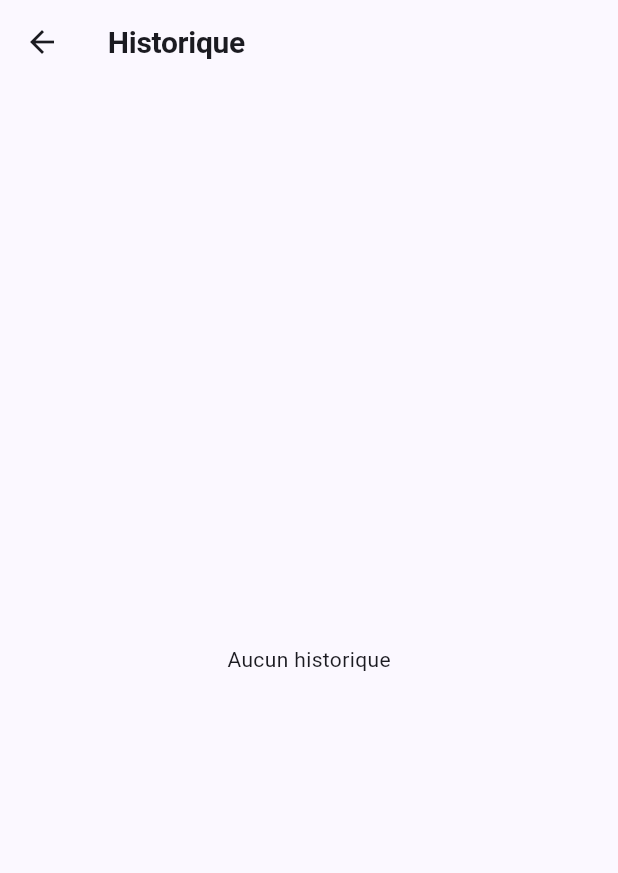
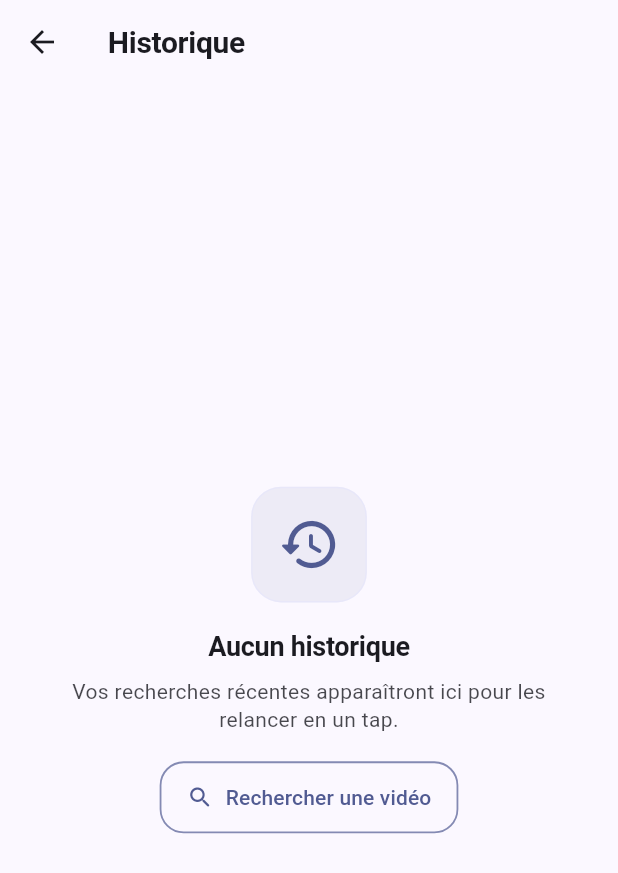
Before and after one commit to SaadElAboudi/hackit-mvp, a Flutter app: the screen it shows after launch, after a tap on the "history" icon, on a phone screen of 412 x 824 dp. Shown: the top 873 px of the screen. Run offline on Flutter 3.47's test engine with Material 3 defaults, Android fonts, the phone set to English and light mode, and no system bars; our stand-ins replace cached_network_image, connectivity_plus, dartz, dio, dynamic_color, equatable and 18 more; missing offline and left inert: encrypt, shared_preferences.dart; accounts and stored records are empty; generated files the repository leaves out were written again; network calls fail.

Commit message:
feat(ui): add EmptyState and polish screens + theme + chat input for a cleaner, friendly look

```diff
--- a/frontend_flutter/lib/screens/favorites_screen.dart
+++ b/frontend_flutter/lib/screens/favorites_screen.dart
@@ -3,6 +3,7 @@ import 'package:provider/provider.dart';
 import 'package:url_launcher/url_launcher.dart';
 import '../providers/history_favorites_provider.dart';
 import '../core/responsive/adaptive_spacing.dart';
+import '../widgets/empty_state.dart';
 
 class FavoritesScreen extends StatelessWidget {
   const FavoritesScreen({super.key});
@@ -23,21 +24,36 @@ class FavoritesScreen extends StatelessWidget {
         builder: (context, favs, _) {
           final items = favs.favorites;
           if (items.isEmpty) {
-            return const Center(child: Text('Aucun favori'));
+            return EmptyState(
+              icon: Icons.star_border_rounded,
+              title: 'Aucun favori',
+              subtitle:
+                  'Ajoutez des vidéos à conserver pour les retrouver rapidement.',
+              actionLabel: 'Retour',
+              onAction: () => Navigator.of(context).pop(),
+            );
           }
           return ListView.separated(
             physics: const BouncingScrollPhysics(),
             padding: EdgeInsets.all(AdaptiveSpacing.medium),
             itemBuilder: (context, index) {
               final f = items[index];
-              return ListTile(
+              return Card(
+                elevation: 0,
+                shape: RoundedRectangleBorder(
+                  borderRadius: BorderRadius.circular(16),
+                  side: BorderSide(
+                    color: scheme.outlineVariant.withValues(alpha: 0.35),
+                  ),
+                ),
+                child: ListTile(
                   contentPadding: EdgeInsets.symmetric(
                     horizontal: AdaptiveSpacing.small,
                     vertical: AdaptiveSpacing.tiny,
                   ),
                   leading: const Icon(Icons.star, color: Colors.amber),
-                title:
-                    Text(f.title, maxLines: 2, overflow: TextOverflow.ellipsis),
+                  title: Text(f.title,
+                      maxLines: 2, overflow: TextOverflow.ellipsis),
                   subtitle: Text(
                     f.channel ?? f.videoUrl ?? f.id,
                     maxLines: 1,
@@ -55,6 +71,7 @@ class FavoritesScreen extends StatelessWidget {
                     ),
                   ),
                   onTap: () => _openUrl(f.videoUrl ?? ''),
+                ),
               );
             },
             separatorBuilder: (_, __) => const Divider(height: 1),
--- a/frontend_flutter/lib/screens/history_screen.dart
+++ b/frontend_flutter/lib/screens/history_screen.dart
@@ -3,6 +3,7 @@ import 'package:provider/provider.dart';
 import '../providers/history_favorites_provider.dart';
 import '../providers/search_provider.dart';
 import '../core/responsive/adaptive_spacing.dart';
+import '../widgets/empty_state.dart';
 
 class HistoryScreen extends StatelessWidget {
   const HistoryScreen({super.key});
@@ -18,7 +19,14 @@ class HistoryScreen extends StatelessWidget {
         builder: (context, hist, search, _) {
           final items = hist.history;
           if (items.isEmpty) {
-            return const Center(child: Text('Aucun historique'));
+            return EmptyState(
+              icon: Icons.history_rounded,
+              title: 'Aucun historique',
+              subtitle:
+                  'Vos recherches récentes apparaîtront ici pour les relancer en un tap.',
+              actionLabel: 'Rechercher une vidéo',
+              onAction: () => Navigator.of(context).pop(),
+            );
           }
           return ListView.separated(
             physics: const BouncingScrollPhysics(),
@@ -28,7 +36,15 @@ class HistoryScreen extends StatelessWidget {
               final title =
                   (e.title == null || e.title!.isEmpty) ? e.query : e.title!;
               final subtitle = e.query;
-              return ListTile(
+              return Card(
+                elevation: 0,
+                shape: RoundedRectangleBorder(
+                  borderRadius: BorderRadius.circular(16),
+                  side: BorderSide(
+                    color: scheme.outlineVariant.withValues(alpha: 0.35),
+                  ),
+                ),
+                child: ListTile(
                   contentPadding: EdgeInsets.symmetric(
                     horizontal: AdaptiveSpacing.small,
                     vertical: AdaptiveSpacing.tiny,
@@ -55,8 +71,10 @@ class HistoryScreen extends StatelessWidget {
                       ? null
                       : () {
                           Navigator.of(context).pop();
-                        Future.microtask(() => search.searchStreaming(e.query));
+                          Future.microtask(
+                              () => search.searchStreaming(e.query));
                         },
+                ),
               );
             },
             separatorBuilder: (_, __) => const Divider(height: 1),
--- a/frontend_flutter/lib/theme/app_theme.dart
+++ b/frontend_flutter/lib/theme/app_theme.dart
@@ -21,6 +21,9 @@ class AppTheme {
     final glassOverlay = isDark
         ? Colors.white.withValues(alpha: 0.06)
         : Colors.white.withValues(alpha: 0.4);
+
+    // Base component radius scale for a softer, consistent aesthetic
+    const baseRadius = 16.0;
 
     return ThemeData(
       useMaterial3: true,
@@ -54,8 +57,7 @@ class AppTheme {
             bodyLarge: const TextStyle(height: 1.3),
             bodyMedium: const TextStyle(height: 1.35),
           ),
-      // CardThemeData is required by Flutter 3.35+ (CardTheme is an InheritedTheme)
-      cardTheme: const CardThemeData(), // use CardThemeData placeholder
+      // Remove initial placeholder cardTheme; a configured cardTheme is provided later.
       // Custom card styling extension through theme extensions (kept simple to avoid type mismatch)
       dividerTheme: DividerThemeData(
         color: scheme.outlineVariant,
@@ -66,17 +68,17 @@ class AppTheme {
         filled: true,
         fillColor: glassOverlay,
         border: OutlineInputBorder(
-          borderRadius: BorderRadius.circular(18),
+          borderRadius: BorderRadius.circular(baseRadius + 2),
           borderSide:
               BorderSide(color: scheme.outlineVariant.withValues(alpha: 0.3)),
         ),
         enabledBorder: OutlineInputBorder(
-          borderRadius: BorderRadius.circular(18),
+          borderRadius: BorderRadius.circular(baseRadius + 2),
           borderSide:
               BorderSide(color: scheme.outlineVariant.withValues(alpha: 0.25)),
         ),
         focusedBorder: OutlineInputBorder(
-          borderRadius: BorderRadius.circular(18),
+          borderRadius: BorderRadius.circular(baseRadius + 2),
           borderSide: BorderSide(color: scheme.primary, width: 2),
         ),
         contentPadding:
@@ -89,7 +91,7 @@ class AppTheme {
           foregroundColor: scheme.onPrimary,
           padding: const EdgeInsets.symmetric(horizontal: 22, vertical: 14),
           shape: RoundedRectangleBorder(
-            borderRadius: BorderRadius.circular(16),
+            borderRadius: BorderRadius.circular(baseRadius),
           ),
           elevation: 2,
           shadowColor: scheme.primary.withValues(alpha: 0.3),
@@ -111,8 +113,8 @@ class AppTheme {
           side: BorderSide(
               color: scheme.primary.withValues(alpha: 0.7), width: 1.2),
           padding: const EdgeInsets.symmetric(horizontal: 18, vertical: 14),
-          shape:
-              RoundedRectangleBorder(borderRadius: BorderRadius.circular(16)),
+          shape: RoundedRectangleBorder(
+              borderRadius: BorderRadius.circular(baseRadius)),
         ).copyWith(
           overlayColor: WidgetStateProperty.resolveWith((states) {
             if (states.contains(WidgetState.hovered)) {
@@ -130,7 +132,7 @@ class AppTheme {
         contentPadding:
             const EdgeInsets.symmetric(horizontal: 16, vertical: 10),
         shape: RoundedRectangleBorder(
-          borderRadius: BorderRadius.circular(16),
+          borderRadius: BorderRadius.circular(baseRadius),
         ),
         tileColor: scheme.surfaceContainerHighest
             .withValues(alpha: isDark ? 0.25 : 0.6),
@@ -140,6 +142,21 @@ class AppTheme {
       hoverColor: scheme.primary.withValues(alpha: 0.10),
       splashColor: scheme.primary.withValues(alpha: 0.18),
       highlightColor: scheme.primary.withValues(alpha: 0.12),
+      // Unified Card styling
+      cardTheme: CardThemeData(
+        elevation: 2,
+        shadowColor: scheme.primary.withValues(alpha: 0.18),
+        surfaceTintColor: scheme.primary,
+        shape: RoundedRectangleBorder(
+          borderRadius: BorderRadius.circular(baseRadius + 4),
+          side: BorderSide(
+            color: scheme.outlineVariant.withValues(alpha: 0.22),
+            width: 1,
+          ),
+        ),
+        margin: const EdgeInsets.all(8),
+        clipBehavior: Clip.antiAlias,
+      ),
     );
   }
 
--- a/frontend_flutter/lib/widgets/chat_input.dart
+++ b/frontend_flutter/lib/widgets/chat_input.dart
@@ -130,24 +130,27 @@ class _ChatInputState extends State<ChatInput> {
       });
     }
     return Padding(
-      padding: EdgeInsets.symmetric(
-        horizontal: AdaptiveSpacing.large,
-        vertical: AdaptiveSpacing.small,
+      padding: EdgeInsets.fromLTRB(
+        AdaptiveSpacing.large,
+        AdaptiveSpacing.small,
+        AdaptiveSpacing.large,
+        AdaptiveSpacing.medium,
       ),
       child: DecoratedBox(
         decoration: BoxDecoration(
-          gradient: LinearGradient(
-            colors: [
-              scheme.primary.withValues(alpha: 0.05),
-              scheme.primaryContainer.withValues(alpha: 0.06),
-            ],
-            begin: Alignment.topLeft,
-            end: Alignment.bottomRight,
+          color: scheme.surfaceContainerHighest.withValues(
+              alpha: scheme.brightness == Brightness.dark ? 0.22 : 0.65),
+          borderRadius: BorderRadius.circular(18),
+          border: Border.all(
+            color: scheme.outlineVariant.withValues(alpha: 0.35),
+            width: 1.2,
           ),
-          borderRadius: BorderRadius.circular(16),
         ),
         child: Padding(
-          padding: EdgeInsets.all(AdaptiveSpacing.small),
+          padding: EdgeInsets.symmetric(
+            horizontal: AdaptiveSpacing.medium,
+            vertical: AdaptiveSpacing.small,
+          ),
           child: Column(
             mainAxisSize: MainAxisSize.min,
             crossAxisAlignment: CrossAxisAlignment.start,
@@ -189,8 +192,9 @@ class _ChatInputState extends State<ChatInput> {
                         decoration: InputDecoration(
                           hintText: 'Posez votre question…',
                           prefixIcon: const Icon(Icons.search_rounded),
-                          // Plus de croix: le champ se vide automatiquement après envoi.
                           suffixIcon: null,
+                          filled: true,
+                          fillColor: scheme.surface.withValues(alpha: 0.35),
                         ),
                       ),
                     ),
--- /dev/null
+++ b/frontend_flutter/lib/widgets/empty_state.dart
@@ -0,0 +1,80 @@
+import 'package:flutter/material.dart';
+import '../core/responsive/adaptive_spacing.dart';
+
+class EmptyState extends StatelessWidget {
+  final IconData icon;
+  final String title; // Keep exact text for tests (e.g., "Aucun historique")
+  final String? subtitle;
+  final String? actionLabel;
+  final VoidCallback? onAction;
+
+  const EmptyState({
+    super.key,
+    required this.icon,
+    required this.title,
+    this.subtitle,
+    this.actionLabel,
+    this.onAction,
+  });
+
+  @override
+  Widget build(BuildContext context) {
+    final scheme = Theme.of(context).colorScheme;
+    return Center(
+      child: Padding(
+        padding: EdgeInsets.all(AdaptiveSpacing.large),
+        child: ConstrainedBox(
+          constraints: const BoxConstraints(maxWidth: 520),
+          child: Column(
+            mainAxisSize: MainAxisSize.min,
+            crossAxisAlignment: CrossAxisAlignment.center,
+            children: [
+              DecoratedBox(
+                decoration: BoxDecoration(
+                  color: scheme.primary.withValues(alpha: 0.08),
+                  borderRadius: BorderRadius.circular(20),
+                  border: Border.all(
+                    color: scheme.primaryContainer.withValues(alpha: 0.35),
+                  ),
+                ),
+                child: Padding(
+                  padding: EdgeInsets.all(AdaptiveSpacing.medium),
+                  child: Icon(icon, size: 42, color: scheme.primary),
+                ),
+              ),
+              SizedBox(height: AdaptiveSpacing.medium),
+              // Title should keep the exact string for tests (e.g., "Aucun favori")
+              Text(
+                title,
+                textAlign: TextAlign.center,
+                style: const TextStyle(
+                  fontWeight: FontWeight.w700,
+                  fontSize: 18,
+                  letterSpacing: -0.2,
+                ),
+              ),
+              if (subtitle != null) ...[
+                SizedBox(height: AdaptiveSpacing.small),
+                Opacity(
+                  opacity: 0.8,
+                  child: Text(
+                    subtitle!,
+                    textAlign: TextAlign.center,
+                  ),
+                ),
+              ],
+              if (actionLabel != null && onAction != null) ...[
+                SizedBox(height: AdaptiveSpacing.medium),
+                OutlinedButton.icon(
+                  onPressed: onAction,
+                  icon: const Icon(Icons.search_rounded),
+                  label: Text(actionLabel!),
+                )
+              ]
+            ],
+          ),
+        ),
+      ),
+    );
+  }
+}
```
Lines whose indentation alone changed are shown as unchanged.
